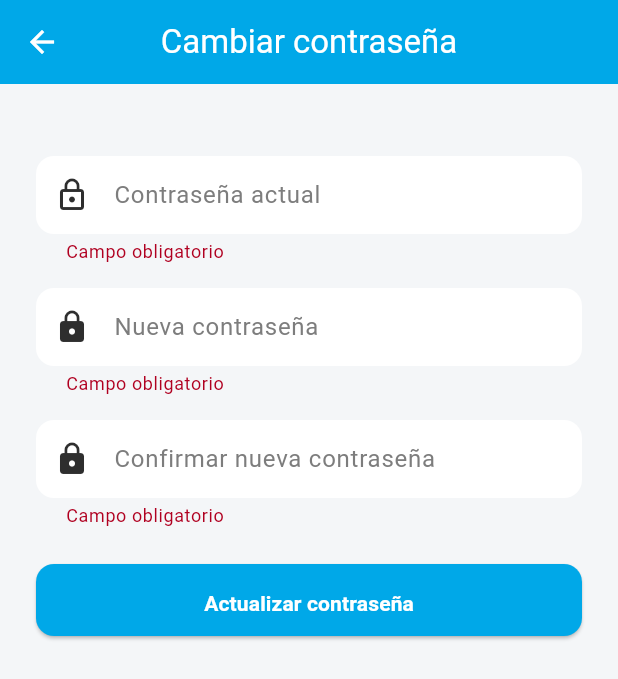
After one commit to Kururo201846/GastOnTrack, a Flutter app: the ChangePasswordScreen screen opened directly, after a tap on "Actualizar contraseña", on a phone screen of 412 x 824 dp. The commit adds this screen. Shown: the top 679 px of the screen. Run offline on Flutter 3.47's test engine with Material 3 defaults, Android fonts, the phone set to English and light mode, and no system bars; our stand-ins replace camera, cloud_firestore, firebase_auth, firebase_core, firebase_messaging, fl_chart and 2 more; missing offline and left inert: google_mlkit_text_recognition, photo_manager; accounts and stored records are empty.

Commit message:
cambio de contraseña

```diff
--- a/lib/screens/home/home_screen.dart
+++ b/lib/screens/home/home_screen.dart
@@ -11,6 +11,7 @@ import 'package:gast_on_track/screens/manual/invoice_history_screen.dart';
 import 'package:gast_on_track/screens/manual/manual_invoice_screen.dart';
 import 'package:gast_on_track/screens/notifications/notification_screen.dart';
 import 'package:firebase_messaging/firebase_messaging.dart';
+import 'package:gast_on_track/screens/settings/change_password_screen.dart';
 
 class HomeScreen extends StatefulWidget {
   const HomeScreen({super.key});
@@ -153,23 +154,19 @@ class _HomeScreenState extends State<HomeScreen> {
         FirebaseAuth.instance.signOut();
       } else if (value == 'settings') {
       } else if (value == 'password') {
+        Navigator.push(
+          context,
+          MaterialPageRoute(
+            builder: (context) => const ChangePasswordScreen(),
+          ),
+        );
       } else if (value == 'notifications') {
         Navigator.push(
           context,
           MaterialPageRoute(
             builder: (context) => const NotificationScreen(),
-
-
-
-
           ),
         );
-
-
-
-
-
-
       }
     });
   }
--- /dev/null
+++ b/lib/screens/settings/change_password_screen.dart
@@ -0,0 +1,165 @@
+import 'package:flutter/material.dart';
+import 'package:firebase_auth/firebase_auth.dart';
+import 'package:gast_on_track/themes/app_theme.dart';
+
+class ChangePasswordScreen extends StatefulWidget {
+  const ChangePasswordScreen({super.key});
+
+  @override
+  State<ChangePasswordScreen> createState() => _ChangePasswordScreenState();
+}
+
+class _ChangePasswordScreenState extends State<ChangePasswordScreen> {
+  final _formKey = GlobalKey<FormState>();
+  final _currentPasswordController = TextEditingController();
+  final _newPasswordController = TextEditingController();
+  final _confirmPasswordController = TextEditingController();
+  bool _isLoading = false;
+  String? _errorMessage;
+
+  Future<void> _changePassword() async {
+    if (!_formKey.currentState!.validate()) return;
+
+    setState(() {
+      _isLoading = true;
+      _errorMessage = null;
+    });
+
+    try {
+      final user = FirebaseAuth.instance.currentUser;
+      if (user == null || user.email == null) {
+        setState(() => _errorMessage = 'Usuario no autenticado');
+        return;
+      }
+
+      final cred = EmailAuthProvider.credential(
+        email: user.email!,
+        password: _currentPasswordController.text.trim(),
+      );
+      await user.reauthenticateWithCredential(cred);
+
+      await user.updatePassword(_newPasswordController.text.trim());
+
+      if (mounted) {
+        ScaffoldMessenger.of(context).showSnackBar(
+          const SnackBar(
+            content: Text('Contraseña actualizada correctamente'),
+            backgroundColor: Colors.green,
+          ),
+        );
+        Navigator.pop(context);
+      }
+    } on FirebaseAuthException catch (e) {
+      setState(() => _errorMessage = _getErrorMessage(e.code));
+    } catch (e) {
+      setState(() => _errorMessage = 'Error inesperado');
+    } finally {
+      setState(() => _isLoading = false);
+    }
+  }
+
+  String _getErrorMessage(String code) {
+    switch (code) {
+      case 'wrong-password':
+        return 'Contraseña actual incorrecta';
+      case 'weak-password':
+        return 'La nueva contraseña es muy débil (mínimo 6 caracteres)';
+      case 'requires-recent-login':
+        return 'Por seguridad, vuelve a iniciar sesión e inténtalo de nuevo';
+      default:
+        return 'Error al cambiar la contraseña';
+    }
+  }
+
+  @override
+  void dispose() {
+    _currentPasswordController.dispose();
+    _newPasswordController.dispose();
+    _confirmPasswordController.dispose();
+    super.dispose();
+  }
+
+  @override
+  Widget build(BuildContext context) {
+    return Scaffold(
+      appBar: AppBar(
+        title: const Text('Cambiar contraseña'),
+        backgroundColor: AppTheme.primaryBlue,
+        foregroundColor: Colors.white,
+      ),
+      body: Padding(
+        padding: const EdgeInsets.all(24),
+        child: Form(
+          key: _formKey,
+          child: Column(
+            children: [
+              const SizedBox(height: 24),
+              TextFormField(
+                controller: _currentPasswordController,
+                obscureText: true,
+                decoration: const InputDecoration(
+                  labelText: 'Contraseña actual',
+                  prefixIcon: Icon(Icons.lock_outline),
+                ),
+                validator: (value) =>
+                    value == null || value.isEmpty ? 'Campo obligatorio' : null,
+              ),
+              const SizedBox(height: 16),
+              TextFormField(
+                controller: _newPasswordController,
+                obscureText: true,
+                decoration: const InputDecoration(
+                  labelText: 'Nueva contraseña',
+                  prefixIcon: Icon(Icons.lock),
+                ),
+                validator: (value) {
+                  if (value == null || value.isEmpty) return 'Campo obligatorio';
+                  if (value.length < 6) return 'Mínimo 6 caracteres';
+                  return null;
+                },
+              ),
+              const SizedBox(height: 16),
+              TextFormField(
+                controller: _confirmPasswordController,
+                obscureText: true,
+                decoration: const InputDecoration(
+                  labelText: 'Confirmar nueva contraseña',
+                  prefixIcon: Icon(Icons.lock),
+                ),
+                validator: (value) {
+                  if (value == null || value.isEmpty) return 'Campo obligatorio';
+                  if (value != _newPasswordController.text) {
+                    return 'Las contraseñas no coinciden';
+                  }
+                  return null;
+                },
+              ),
+              const SizedBox(height: 24),
+              if (_errorMessage != null)
+                Padding(
+                  padding: const EdgeInsets.only(bottom: 12),
+                  child: Text(
+                    _errorMessage!,
+                    style: const TextStyle(color: Colors.red),
+                  ),
+                ),
+              SizedBox(
+                width: double.infinity,
+                height: 48,
+                child: ElevatedButton(
+                  onPressed: _isLoading ? null : _changePassword,
+                  style: ElevatedButton.styleFrom(
+                    backgroundColor: AppTheme.primaryBlue,
+                  ),
+                  child: _isLoading
+                      ? const CircularProgressIndicator(color: Colors.white)
+                      : const Text('Actualizar contraseña'),
+                ),
+              ),
+            ],
+          ),
+        ),
+      ),
+    );
+  }
+}
```
